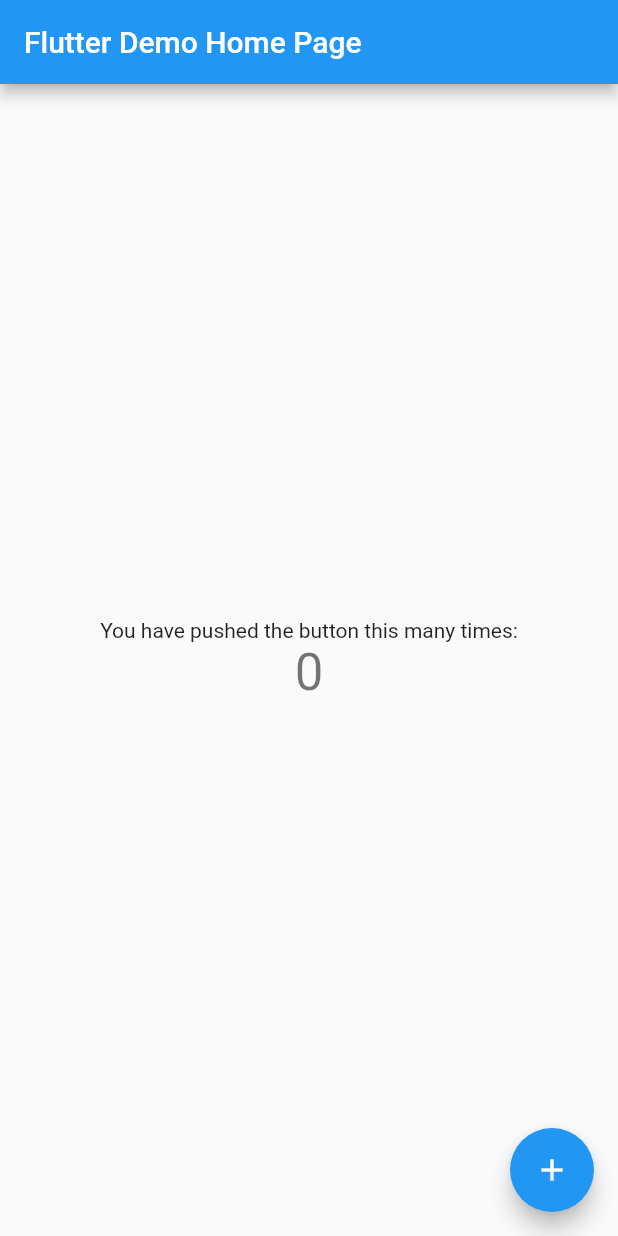
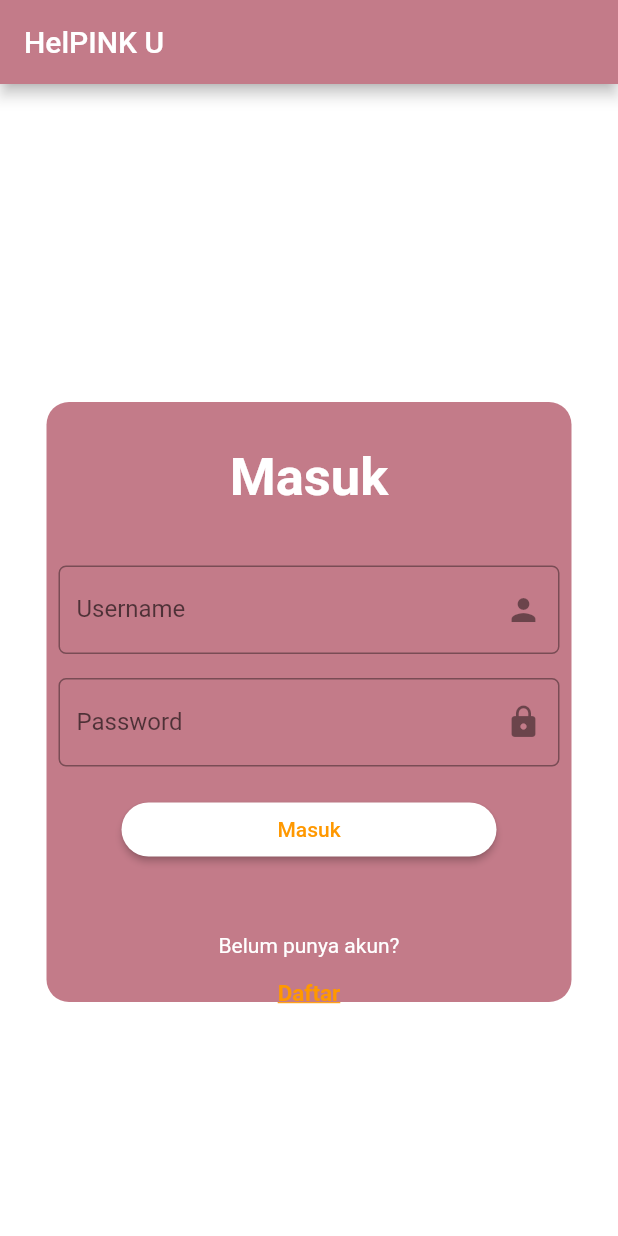
Before and after one commit to Adjisyahrul/B02-HelPINK-U, a Flutter app: the screen it shows after launch, on a phone screen of 412 x 824 dp. Run offline on Flutter 3.47's test engine with Material 2 defaults, Android fonts, the phone set to English and light mode, and no system bars; our stand-ins replace shared_preferences.

Commit message:
Login uyey

```diff
--- /dev/null
+++ b/lib/login/login.dart
@@ -0,0 +1,221 @@
+import 'package:flutter/material.dart';
+import 'package:helpink_u/common/network_service.dart';
+import 'package:provider/provider.dart';
+import 'package:helpink_u/home/home_admin.dart';
+import 'package:helpink_u/home/home_donatur.dart';
+import 'package:helpink_u/home/home_pengaju.dart';
+
+
+// void main() {
+//   runApp(MaterialApp(
+//     title: "Login",
+//     home: LoginPage(),
+//   ));
+// }
+
+class LoginPage extends StatefulWidget {
+  const LoginPage({Key? key}) : super(key: key);
+  static const ROUTE_NAME = '/login';
+  @override
+  _LoginPageState createState() => _LoginPageState();
+}
+
+class _LoginPageState extends State<LoginPage> {
+  final _formKey = GlobalKey<FormState>();
+
+  String username = "";
+  String password = "";
+  String message = "";
+
+  @override
+  Widget build(BuildContext context) {
+    final request = context.watch<NetworkService>();
+    Size size = MediaQuery.of(context).size;
+    return Scaffold(
+      appBar: AppBar(
+        backgroundColor: new Color(0xFFC37B89),
+        title: Text('HelPINK U',
+          style: TextStyle(
+            color: Colors.white,
+          ), // style
+        ),// title
+      ),//appbar
+      body: Form(
+        key: _formKey,
+        child: SingleChildScrollView(
+          child: Container(
+            height: MediaQuery.of(context).size.height,
+            width: MediaQuery.of(context).size.width,
+            decoration: BoxDecoration(
+              color: Colors.white,
+            ),// box
+            padding: EdgeInsets.all(20.0),
+            child: Column(
+              mainAxisAlignment: MainAxisAlignment.center,
+              children: [
+                Container(
+                  height: 400,
+                  width: 350,
+                  decoration: BoxDecoration(
+                    color: new Color(0xFFC37B89),
+                    borderRadius: BorderRadius.circular(15)
+                  ), // deco
+                  child: Column(
+                    children: [
+                      SizedBox(height:30,),
+                      Text('Masuk',
+                        style: TextStyle(
+                          fontSize: 35,
+                          fontWeight: FontWeight.bold,
+                          color: Colors.white,
+                        ), // style
+                      ),// Text
+                      SizedBox(height:30,),
+                      Padding(
+                        padding: const EdgeInsets.all(8.0),
+                        child: TextFormField(
+                          decoration: new InputDecoration(
+                            hintText: "Username...",
+                            labelText: "Username",
+                            suffixIcon: Icon(Icons.person),
+                            border: OutlineInputBorder(
+                                borderRadius: new BorderRadius.circular(5.0)),
+                          ),
+                          onChanged: (String? value) {
+                            setState(() {
+                              username = value!;
+                            });
+                          },
+                          onSaved: (String? value) {
+                            setState(() {
+                              username = value!;
+                            });
+                          },
+                          autovalidateMode: AutovalidateMode.onUserInteraction,
+                          validator: (String? value) {
+                            if (value!=null&&value.isEmpty) {
+                              return 'Username tidak boleh kosong';
+                            }
+                            return null;
+                          },
+                        ),
+                      ),
+                      Padding(
+                        padding: const EdgeInsets.all(8.0),
+                        child: TextFormField(
+                          obscureText: true,
+                          decoration: new InputDecoration(
+                            hintText: "Password...",
+                            labelText: "Password",
+                            suffixIcon: Icon(Icons.lock),
+                            border: OutlineInputBorder(
+                                borderRadius: new BorderRadius.circular(5.0)),
+                          ),
+                          onChanged: (String? value) {
+                            setState(() {
+                              password = value!;
+                            });
+                          },
+                          onSaved: (String? value) {
+                            setState(() {
+                              password = value!;
+                            });
+                          },
+                          autovalidateMode: AutovalidateMode.onUserInteraction,
+                          validator: (String? value) {
+                            if (value!=null&&value.isEmpty) {
+                              return 'Password tidak boleh kosong';
+                            }
+                            return null;
+                          },
+                        ),
+                      ),
+                      SizedBox(height:10,),
+                      Container(
+                        width: 250,
+                        child:RaisedButton(
+                          child: Text(
+                            "Masuk",
+                            style: TextStyle(color: Colors.orange),
+                          ),
+                          color: Colors.white,
+                          shape: RoundedRectangleBorder(borderRadius: BorderRadius.all(Radius.circular(30))),
+                          onPressed: () async {
+                            final response = await request.login(
+                                "http://127.0.0.1:8000/login/loginFlutter", {
+                              'username': username,
+                              'password': password,
+                            });
+                            message = response['message'];
+                            if (response['status']) {
+                              ScaffoldMessenger.of(context)
+                                  .showSnackBar(const SnackBar(
+                                content: Text("Successfully logged in!"),
+                              ));
+
+
+                              if (request.group == "pemberi"){
+                                Navigator.push(
+                                  context,
+                                  MaterialPageRoute(
+                                      builder: (context) =>
+                                          const HomePageDon()));
+                              } else if (request.group == "penerima"){
+                                Navigator.push(
+                                  context,
+                                  MaterialPageRoute(
+                                      builder: (context) =>
+                                          const HomePagePeng()));
+                              } else {
+                                Navigator.push(
+                                  context,
+                                  MaterialPageRoute(
+                                      builder: (context) =>
+                                          const HomePagePeng()));
+                              }
+
+                            } else {
+                              ScaffoldMessenger.of(context)
+                                  .showSnackBar(SnackBar(
+                                content:
+                                    Text(message),
+                              ));
+                            }
+                          },
+                        ),
+                      ),
+                      SizedBox(height:45,),
+                      Text('Belum punya akun?',
+                        style: TextStyle(
+                          color: Colors.white,
+                        ),//style
+                      ),// text
+                      TextButton(
+                        //ganti button aja
+                        onPressed: () => Navigator.push(
+                            context,
+                            MaterialPageRoute(
+                                builder: (context) => const HomePageDon())),
+                        child: Container(
+                          child: const Text(
+                            'Daftar',
+                            style: TextStyle(
+                              fontSize: 15,
+                              fontWeight: FontWeight.bold,
+                              decoration: TextDecoration.underline,
+                              color: Colors.orange,
+                            ), // style
+                          ),
+                        ),
+                      ),
+                    ],
+                  ),
+                ),
+              ],
+            ),
+          ),
+        ),
+      ),
+    );
+  }
+}
--- a/lib/main.dart
+++ b/lib/main.dart
@@ -1,115 +1,32 @@
 import 'package:flutter/material.dart';
+import 'package:helpink_u/login/login.dart';
+import 'package:helpink_u/common/network_service.dart';
+import 'package:provider/provider.dart';
 
 void main() {
   runApp(const MyApp());
 }
 
 class MyApp extends StatelessWidget {
+  static const String title = 'HomePage';
   const MyApp({Key? key}) : super(key: key);
 
   // This widget is the root of your application.
   @override
   Widget build(BuildContext context) {
-    return MaterialApp(
-      title: 'Flutter Demo',
-      theme: ThemeData(
-        // This is the theme of your application.
-        //
-        // Try running your application with "flutter run". You'll see the
-        // application has a blue toolbar. Then, without quitting the app, try
-        // changing the primarySwatch below to Colors.green and then invoke
-        // "hot reload" (press "r" in the console where you ran "flutter run",
-        // or simply save your changes to "hot reload" in a Flutter IDE).
-        // Notice that the counter didn't reset back to zero; the application
-        // is not restarted.
-        primarySwatch: Colors.blue,
-      ),
-      home: const MyHomePage(title: 'Flutter Demo Home Page'),
-    );
+    return Provider(
+      create: (_) {
+        NetworkService request = NetworkService();
+
+        return request;
+      },
+      child: MaterialApp(
+        debugShowCheckedModeBanner: false,
+        theme: ThemeData(
+            primaryColor: new Color(0xFFC37B89),
+        ),
+        title: title,
+        home: LoginPage(),
+      ));
   }
 }
-
-class MyHomePage extends StatefulWidget {
-  const MyHomePage({Key? key, required this.title}) : super(key: key);
-
-  // This widget is the home page of your application. It is stateful, meaning
-  // that it has a State object (defined below) that contains fields that affect
-  // how it looks.
-
-  // This class is the configuration for the state. It holds the values (in this
-  // case the title) provided by the parent (in this case the App widget) and
-  // used by the build method of the State. Fields in a Widget subclass are
-  // always marked "final".
-
-  final String title;
-
-  @override
-  State<MyHomePage> createState() => _MyHomePageState();
-}
-
-class _MyHomePageState extends State<MyHomePage> {
-  int _counter = 0;
-
-  void _incrementCounter() {
-    setState(() {
-      // This call to setState tells the Flutter framework that something has
-      // changed in this State, which causes it to rerun the build method below
-      // so that the display can reflect the updated values. If we changed
-      // _counter without calling setState(), then the build method would not be
-      // called again, and so nothing would appear to happen.
-      _counter++;
-    });
-  }
-
-  @override
-  Widget build(BuildContext context) {
-    // This method is rerun every time setState is called, for instance as done
-    // by the _incrementCounter method above.
-    //
-    // The Flutter framework has been optimized to make rerunning build methods
-    // fast, so that you can just rebuild anything that needs updating rather
-    // than having to individually change instances of widgets.
-    return Scaffold(
-      appBar: AppBar(
-        // Here we take the value from the MyHomePage object that was created by
-        // the App.build method, and use it to set our appbar title.
-        title: Text(widget.title),
-      ),
-      body: Center(
-        // Center is a layout widget. It takes a single child and positions it
-        // in the middle of the parent.
-        child: Column(
-          // Column is also a layout widget. It takes a list of children and
-          // arranges them vertically. By default, it sizes itself to fit its
-          // children horizontally, and tries to be as tall as its parent.
-          //
-          // Invoke "debug painting" (press "p" in the console, choose the
-          // "Toggle Debug Paint" action from the Flutter Inspector in Android
-          // Studio, or the "Toggle Debug Paint" command in Visual Studio Code)
-          // to see the wireframe for each widget.
-          //
-          // Column has various properties to control how it sizes itself and
-          // how it positions its children. Here we use mainAxisAlignment to
-          // center the children vertically; the main axis here is the vertical
-          // axis because Columns are vertical (the cross axis would be
-          // horizontal).
-          mainAxisAlignment: MainAxisAlignment.center,
-          children: <Widget>[
-            const Text(
-              'You have pushed the button this many times:',
-            ),
-            Text(
-              '$_counter',
-              style: Theme.of(context).textTheme.headline4,
-            ),
-          ],
-        ),
-      ),
-      floatingActionButton: FloatingActionButton(
-        onPressed: _incrementCounter,
-        tooltip: 'Increment',
-        child: const Icon(Icons.add),
-      ), // This trailing comma makes auto-formatting nicer for build methods.
-    );
-  }
-}
```
Also changed, not shown: lib/common/network_service.dart (added, +159 -0 lines), lib/home/home_admin.dart (added, +28 -0 lines), lib/home/home_donatur.dart (added, +28 -0 lines), lib/home/home_pengaju.dart (added, +28 -0 lines), pubspec.yaml (+7 -0 lines), pubspec.lock.
